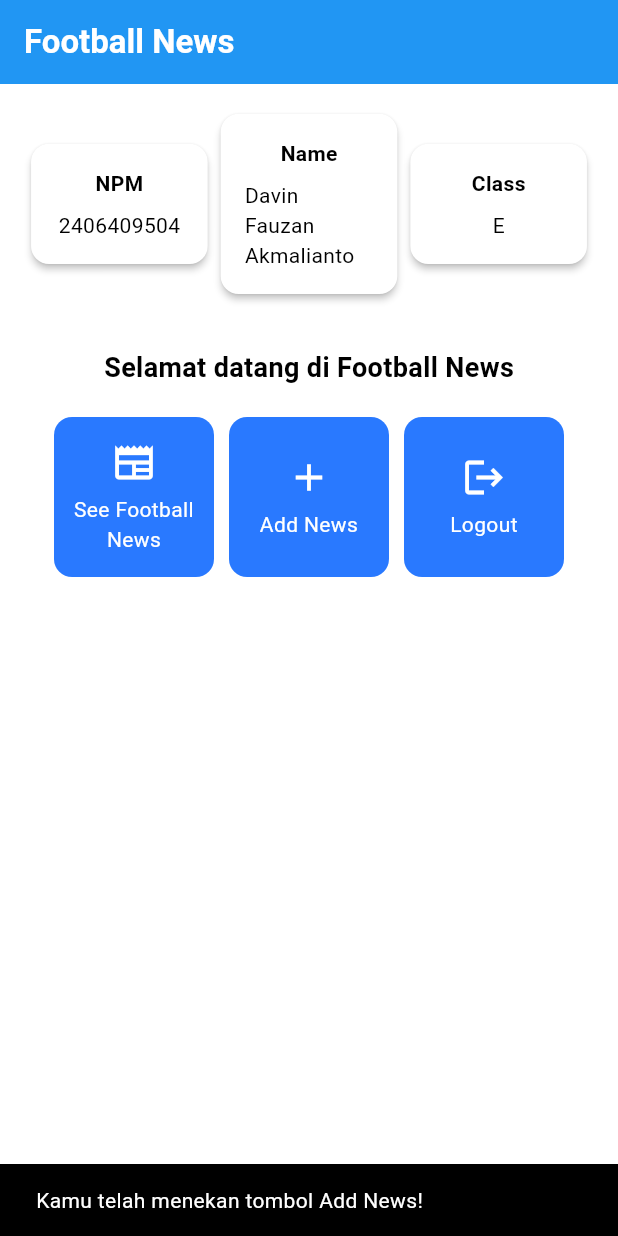
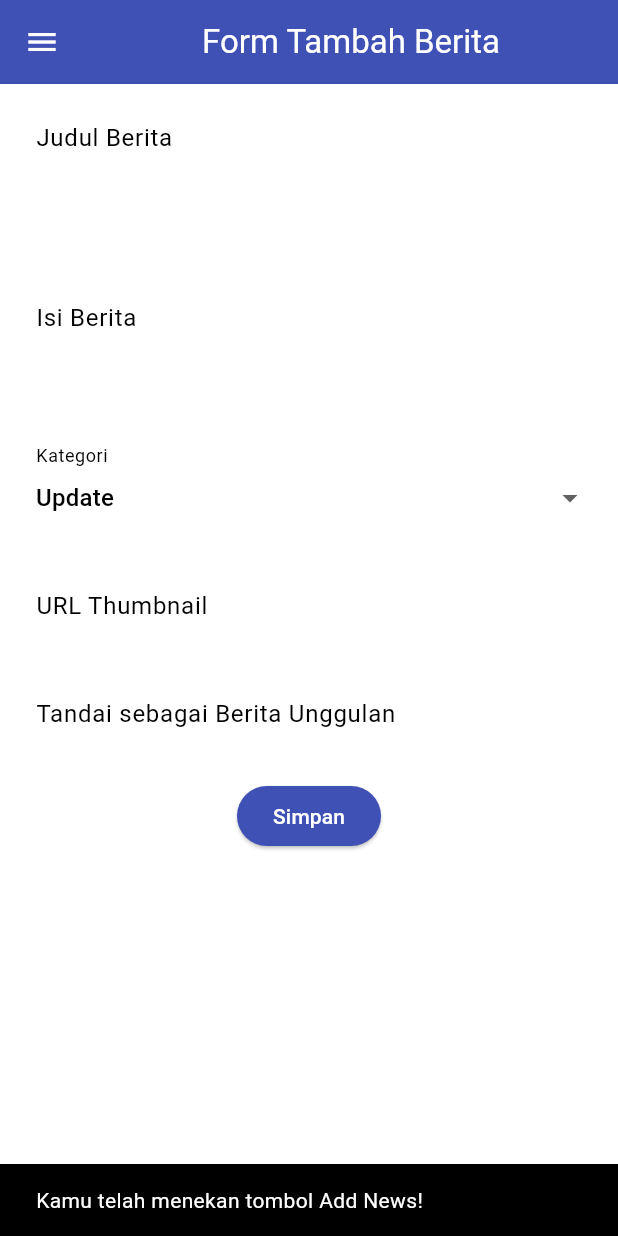
Before and after one commit to Narwhll/football-news-mobile, a Flutter app: the screen it shows after launch, after a tap on "Add News", on a phone screen of 412 x 824 dp. Run offline on Flutter 3.47's test engine with Material 3 defaults, Android fonts, the phone set to English and light mode, and no system bars.

Commit message:
Tutorial 7 done.

```diff
--- a/lib/menu.dart
+++ b/lib/screens/menu.dart
@@ -1,4 +1,7 @@
 import 'package:flutter/material.dart';
+import 'package:football_news/widgets/left_drawer.dart';
+import 'package:football_news/screens/newslist_form.dart';
+import 'package:football_news/widgets/news_card.dart';
 
 class MyHomePage extends StatelessWidget {
   MyHomePage({super.key});
@@ -24,6 +27,7 @@ class MyHomePage extends StatelessWidget {
         // Warna latar navbar diambil dari color scheme primary aplikasi
         backgroundColor: Theme.of(context).colorScheme.primary,
       ),
+      drawer: LeftDrawer(),
       // Body halaman dengan padding
       body: Padding(
         padding: const EdgeInsets.all(16.0),
@@ -110,42 +114,3 @@ class ItemHomePage {
 
   ItemHomePage(this.name, this.icon);
 }
-
-class ItemCard extends StatelessWidget {
-  final ItemHomePage item;
-  const ItemCard(this.item, {super.key});
-
-  @override
-  Widget build(BuildContext context) {
-    return Material(
-      color: Theme.of(context).colorScheme.secondary,
-      borderRadius: BorderRadius.circular(12),
-      child: InkWell(
-        onTap: () {
-          ScaffoldMessenger.of(context)
-              ..hideCurrentSnackBar()
-              ..showSnackBar(
-                SnackBar(content: Text("Kamu telah menekan tombol ${item.name}!"))
-              );
-        },
-        child: Container(
-          padding: const EdgeInsets.all(8),
-          child: Center(
-            child: Column(
-              mainAxisAlignment: MainAxisAlignment.center,
-              children: [
-                Icon(item.icon, color: Colors.white, size: 30.0),
-                const Padding(padding: EdgeInsets.all(3)),
-                Text(
-                  item.name,
-                  textAlign: TextAlign.center,
-                  style: const TextStyle(color: Colors.white),
-                )
-              ],
-            )
-          )
-        )
-      )
-    );
-  }
-}
--- /dev/null
+++ b/lib/screens/newslist_form.dart
@@ -0,0 +1,212 @@
+import 'package:flutter/material.dart';
+import 'package:football_news/widgets/left_drawer.dart';
+
+class NewsFormPage extends StatefulWidget {
+  const NewsFormPage({super.key});
+
+  @override
+  State<NewsFormPage> createState() => _NewsFormPageState();
+}
+
+class _NewsFormPageState extends State<NewsFormPage> {
+  final _formKey = GlobalKey<FormState>();
+  String _title = "";
+  String _content = "";
+  String _category = "update"; // default
+  String _thumbnail = "";
+  bool _isFeatured = false; // default
+
+  final List<String> _categories = [
+    'transfer',
+    'update',
+    'exclusive',
+    'match',
+    'rumor',
+    'analysis',
+  ];
+
+  @override
+  Widget build(BuildContext context) {
+    return Scaffold(
+      appBar: AppBar(
+        title: const Center(
+          child: Text(
+            'Form Tambah Berita',
+          ),
+        ),
+        backgroundColor: Colors.indigo,
+        foregroundColor: Colors.white,
+      ),
+      drawer: LeftDrawer(),
+      body: Form(
+        key: _formKey,
+        child: SingleChildScrollView(
+          child: Column(
+            crossAxisAlignment: CrossAxisAlignment.start,
+            children: [
+              // untuk title
+              Padding(
+                padding: const EdgeInsets.all(8.0),
+                child: TextFormField(
+                  decoration: InputDecoration(
+                    hintText: "Judul Berita",
+                    labelText: "Judul Berita",
+                    border: OutlineInputBorder(
+                      borderRadius: BorderRadius.circular(5.0),
+                    ),
+                  ),
+                  onChanged: (String? value) {
+                    setState(() {
+                      _title = value!;
+                    });
+                  },
+                  validator: (String? value) {
+                    if (value == null || value.isEmpty) {
+                      return "Judul tidak boleh kosong!";
+                    }
+                    return null;
+                  },
+                ),
+              ),
+              // untuk content
+              Padding(
+                padding: const EdgeInsets.all(8.0),
+                child: TextFormField(
+                  maxLines: 5,
+                  decoration: InputDecoration(
+                    hintText: "Isi Berita",
+                    labelText: "Isi Berita",
+                    border: OutlineInputBorder(
+                      borderRadius: BorderRadius.circular(5.0),
+                    ),
+                  ),
+                  onChanged: (String? value) {
+                    setState(() {
+                      _content = value!;
+                    });
+                  },
+                  validator: (String? value) {
+                    if (value == null || value.isEmpty) {
+                      return "Isi berita tidak boleh kosong!";
+                    }
+                    return null;
+                  },
+                ),
+              ),
+
+              // === Category ===
+              Padding(
+                padding: const EdgeInsets.all(8.0),
+                child: DropdownButtonFormField<String>(
+                  decoration: InputDecoration(
+                    labelText: "Kategori",
+                    border: OutlineInputBorder(
+                      borderRadius: BorderRadius.circular(5.0),
+                    ),
+                  ),
+                  value: _category,
+                  items: _categories
+                      .map((cat) => DropdownMenuItem(
+                    value: cat,
+                    child: Text(
+                        cat[0].toUpperCase() + cat.substring(1)),
+                  ))
+                      .toList(),
+                  onChanged: (String? newValue) {
+                    setState(() {
+                      _category = newValue!;
+                    });
+                  },
+                ),
+              ),
+
+              // === Thumbnail URL ===
+              Padding(
+                padding: const EdgeInsets.all(8.0),
+                child: TextFormField(
+                  decoration: InputDecoration(
+                    hintText: "URL Thumbnail (opsional)",
+                    labelText: "URL Thumbnail",
+                    border: OutlineInputBorder(
+                      borderRadius: BorderRadius.circular(5.0),
+                    ),
+                  ),
+                  onChanged: (String? value) {
+                    setState(() {
+                      _thumbnail = value!;
+                    });
+                  },
+                ),
+              ),
+
+              // === Is Featured ===
+              Padding(
+                padding: const EdgeInsets.all(8.0),
+                child: SwitchListTile(
+                  title: const Text("Tandai sebagai Berita Unggulan"),
+                  value: _isFeatured,
+                  onChanged: (bool value) {
+                    setState(() {
+                      _isFeatured = value;
+                    });
+                  },
+                ),
+              ),
+              Align(
+                alignment: Alignment.bottomCenter,
+                child: Padding(
+                  padding: const EdgeInsets.all(8.0),
+                  child: ElevatedButton(
+                    style: ButtonStyle(
+                      backgroundColor:
+                      MaterialStateProperty.all(Colors.indigo),
+                    ),
+                    onPressed: () {
+                      if (_formKey.currentState!.validate()) {
+                        showDialog(
+                          context: context,
+                          builder: (context) {
+                            return AlertDialog(
+                              title: const Text('Berita berhasil disimpan!'),
+                              content: SingleChildScrollView(
+                                child: Column(
+                                  crossAxisAlignment:
+                                  CrossAxisAlignment.start,
+                                  children: [
+                                    Text('Judul: $_title'),
+                                    Text('Isi: $_content'),
+                                    Text('Kategori: $_category'),
+                                    Text('Thumbnail: $_thumbnail'),
+                                    Text(
+                                        'Unggulan: ${_isFeatured ? "Ya" : "Tidak"}'),
+                                  ],
+                                ),
+                              ),
+                              actions: [
+                                TextButton(
+                                  child: const Text('OK'),
+                                  onPressed: () {
+                                    Navigator.pop(context);
+                                  },
+                                ),
+                              ],
+                            );
+                          },
+                        );
+                        _formKey.currentState!.reset();
+                      }
+                    },
+                    child: const Text(
+                      "Simpan",
+                      style: TextStyle(color: Colors.white),
+                    ),
+                  ),
+                ),
+              ),
+            ],
+          )
+        ),
+      ),
+    );
+  }
+}
--- /dev/null
+++ b/lib/widgets/left_drawer.dart
@@ -0,0 +1,79 @@
+import 'package:flutter/material.dart';
+import 'package:football_news/screens/menu.dart';
+import 'package:football_news/screens/newslist_form.dart';
+
+class LeftDrawer extends StatelessWidget {
+  const LeftDrawer({super.key});
+
+  @override
+  Widget build(BuildContext context) {
+    return Drawer(
+      child: ListView(
+        children: [
+          const DrawerHeader(
+            decoration: BoxDecoration(
+              color: Colors.blue,
+            ),
+            child: Column(
+              children: [
+                Text(
+                  'Football News',
+                  textAlign: TextAlign.center,
+                  style: TextStyle(
+                    fontSize: 30,
+                    fontWeight: FontWeight.bold,
+                    color: Colors.white,
+                  ),
+                ),
+                Padding(padding: EdgeInsets.all(10)),
+                Text("Seluruh berita sepak bola terkini di sini!",
+                    textAlign: TextAlign.center,
+                    style: TextStyle(
+                        fontSize: 15,
+                        color: Colors.white,
+                        fontWeight: FontWeight.normal
+                    )
+                ),
+              ],
+            ),
+          ),
+          ListTile(
+            leading: const Icon(Icons.home_outlined),
+            title: const Text('Home'),
+            // Bagian redirection ke MyHomePage
+            onTap: () {
+              Navigator.pushReplacement(
+                  context,
+                  MaterialPageRoute(
+                    builder: (context) => MyHomePage(),
+                  ));
+            },
+          ),
+          ListTile(
+            leading: const Icon(Icons.post_add),
+            title: const Text('Add News'),
+            // Bagian redirection ke NewsFormPage
+            onTap: () {
+              Navigator.push(
+                  context,
+                  MaterialPageRoute(
+                      builder: (context) => NewsFormPage()
+                  ));
+            },
+          ),
+          ListTile(
+            leading: const Icon(Icons.newspaper),
+            title: const Text('See Football News'),
+            onTap: () {
+              Navigator.push(
+                  context,
+                  MaterialPageRoute(
+                      builder: (context) => MyHomePage()
+                  ));
+            },
+          ),
+        ],
+      ),
+    );
+  }
+}
--- /dev/null
+++ b/lib/widgets/news_card.dart
@@ -0,0 +1,51 @@
+import 'package:flutter/material.dart';
+import 'package:football_news/screens/newslist_form.dart';
+import 'package:football_news/screens/menu.dart';
+
+
+class ItemCard extends StatelessWidget {
+  final ItemHomePage item;
+  const ItemCard(this.item, {super.key});
+
+  @override
+  Widget build(BuildContext context) {
+    return Material(
+        color: Theme.of(context).colorScheme.secondary,
+        borderRadius: BorderRadius.circular(12),
+        child: InkWell(
+            onTap: () {
+              ScaffoldMessenger.of(context)
+                ..hideCurrentSnackBar()
+                ..showSnackBar(
+                    SnackBar(content: Text("Kamu telah menekan tombol ${item.name}!"))
+                );
+              if (item.name == "Add News") {
+                Navigator.push(
+                    context,
+                    MaterialPageRoute(
+                        builder: (context) => NewsFormPage()
+                    ));
+              }
+
+            },
+            child: Container(
+                padding: const EdgeInsets.all(8),
+                child: Center(
+                    child: Column(
+                      mainAxisAlignment: MainAxisAlignment.center,
+                      children: [
+                        Icon(item.icon, color: Colors.white, size: 30.0),
+                        const Padding(padding: EdgeInsets.all(3)),
+                        Text(
+                          item.name,
+                          textAlign: TextAlign.center,
+                          style: const TextStyle(color: Colors.white),
+                        )
+                      ],
+                    )
+                )
+            )
+        )
+    );
+  }
+}
```
Also changed, not shown: lib/main.dart (+1 -16 lines).
